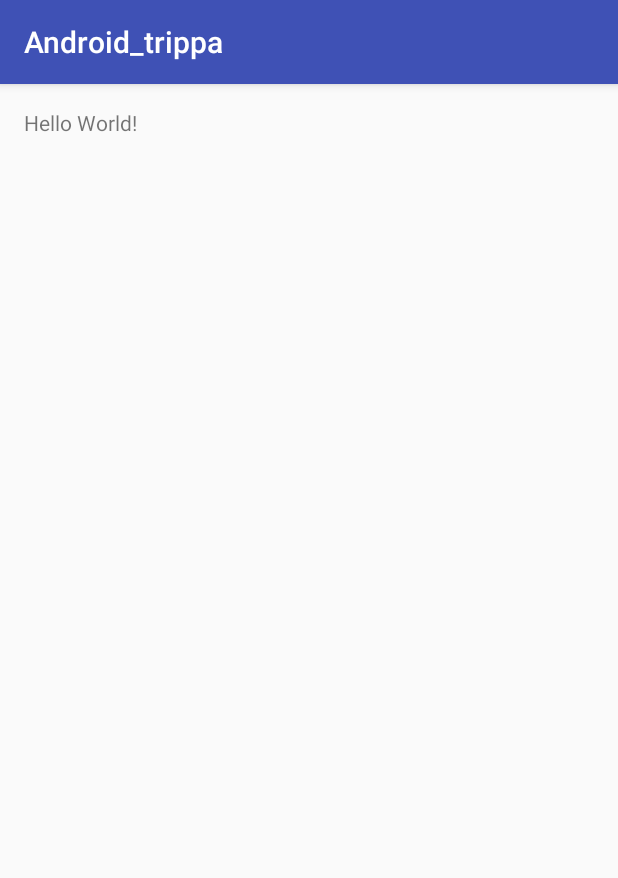
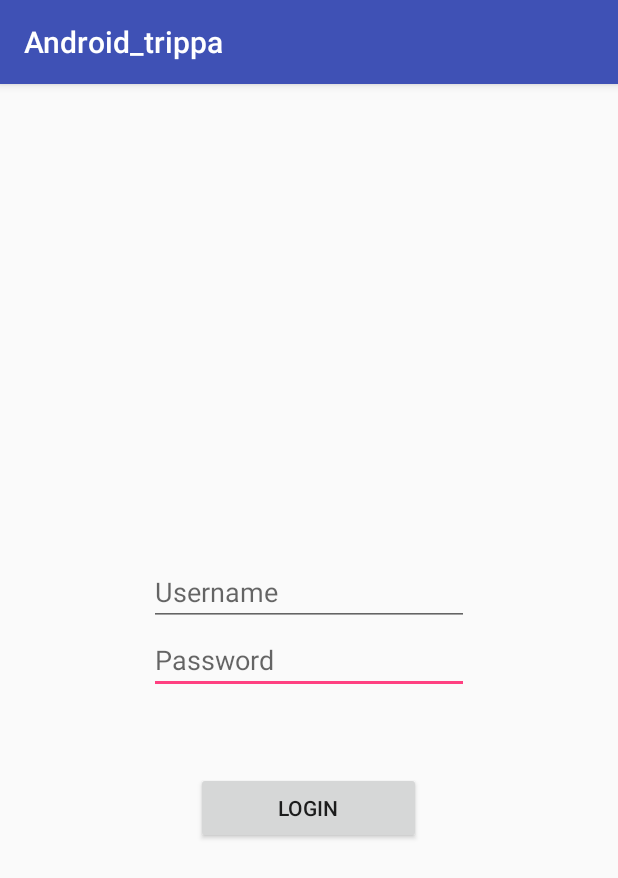
Before and after one commit to kostja93/trippa, an Android app: the screen it shows after launch (MainActivity), on a phone screen of 412 x 824 dp. Shown: the top 878 px of the screen. Run offline under Robolectric (Android 15) with nearby library versions, the phone set to English and light mode, and no system bars.

Commit message:
starter activity done

```diff
--- a/Android_trippa/app/src/main/AndroidManifest.xml
+++ b/Android_trippa/app/src/main/AndroidManifest.xml
@@ -15,6 +15,7 @@
                 <category android:name="android.intent.category.LAUNCHER" />
             </intent-filter>
         </activity>
+        <activity android:name=".SetYourDefaultsActivity"></activity>
     </application>
 
 </manifest>
--- a/Android_trippa/app/src/main/java/com/forhackupc2016/mat/android_trippa/MainActivity.java
+++ b/Android_trippa/app/src/main/java/com/forhackupc2016/mat/android_trippa/MainActivity.java
@@ -1,7 +1,10 @@
 package com.forhackupc2016.mat.android_trippa;
 
+import android.content.Intent;
 import android.support.v7.app.AppCompatActivity;
 import android.os.Bundle;
+import android.view.View;
+import android.widget.Button;
 
 public class MainActivity extends AppCompatActivity {
 
@@ -10,5 +13,14 @@ public class MainActivity extends AppCompatActivity {
         super.onCreate(savedInstanceState);
         setContentView(R.layout.activity_main);
 
+        Button buttonLogin = (Button) findViewById(R.id.buttonLogin);
+
+        buttonLogin.setOnClickListener(new View.OnClickListener() {
+            @Override
+            public void onClick(View v) {
+                Intent intent = new Intent(v.getContext(), SetYourDefaultsActivity.class);
+                startActivityForResult(intent, 0);
+            }
+        });
     }
 }
--- a/Android_trippa/app/src/main/res/layout/activity_main.xml
+++ b/Android_trippa/app/src/main/res/layout/activity_main.xml
@@ -9,8 +9,36 @@
     android:paddingTop="@dimen/activity_vertical_margin"
     tools:context="com.forhackupc2016.mat.android_trippa.MainActivity">
 
-    <TextView
+
+    <EditText
         android:layout_width="wrap_content"
         android:layout_height="wrap_content"
-        android:text="Hello World!" />
+        android:inputType="textPassword"
+        android:hint="@string/firstScreenPassword"
+        android:ems="10"
+        android:id="@+id/editTextPassword"
+        android:layout_gravity="center_vertical"
+        android:layout_centerVertical="true"
+        android:layout_alignLeft="@+id/editTextUsername"
+        android:layout_alignStart="@+id/editTextUsername" />
+
+    <EditText
+        android:layout_width="wrap_content"
+        android:layout_height="wrap_content"
+        android:inputType="textPersonName"
+        android:hint="@string/firstScreenUsername"
+        android:ems="10"
+        android:id="@+id/editTextUsername"
+        android:layout_above="@+id/editTextPassword"
+        android:layout_centerHorizontal="true" />
+
+    <Button
+        android:layout_width="150dp"
+        android:layout_height="wrap_content"
+        android:text="@string/firstScreenBTNlogin"
+        android:id="@+id/buttonLogin"
+        android:layout_marginTop="52dp"
+        android:layout_below="@+id/editTextPassword"
+        android:layout_centerHorizontal="true" />
+
 </RelativeLayout>
--- a/Android_trippa/app/src/main/res/values/strings.xml
+++ b/Android_trippa/app/src/main/res/values/strings.xml
@@ -1,3 +1,6 @@
 <resources>
     <string name="app_name">Android_trippa</string>
+    <string name="firstScreenUsername">Username</string>
+    <string name="firstScreenPassword">Password</string>
+    <string name="firstScreenBTNlogin">Login</string>
 </resources>
```
Also changed, not shown: Android_trippa/app/src/main/java/com/forhackupc2016/mat/android_trippa/SetYourDefaultsActivity.java (added, +13 -0 lines), Android_trippa/app/src/main/res/layout/activity_set_your_defaults.xml (added, +12 -0 lines).
